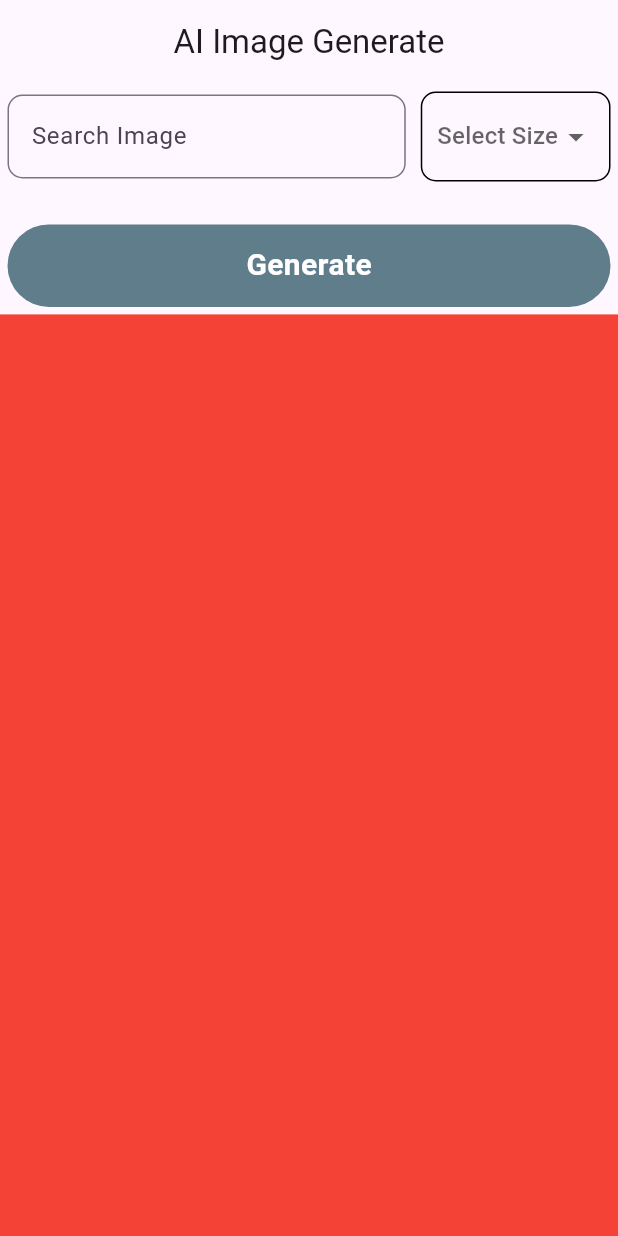
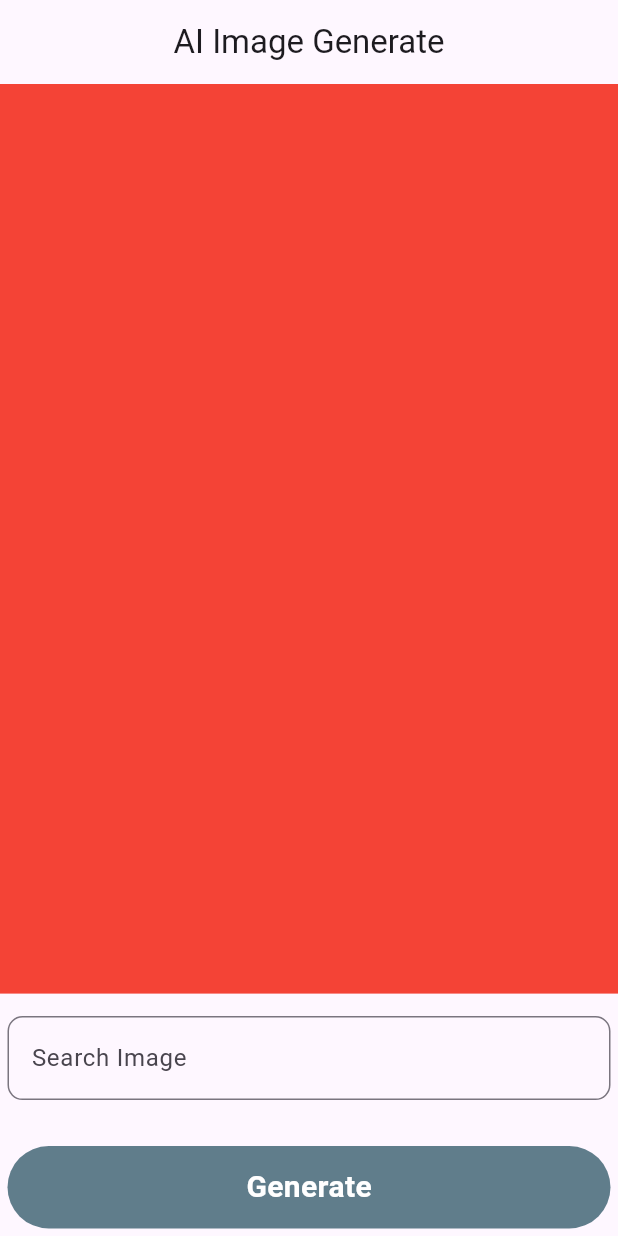
Before and after one commit to Shahabmustafa/ai_image_generate, a Flutter app: the screen it shows after launch, on a phone screen of 412 x 824 dp. Run offline on Flutter 3.47's test engine with Material 3 defaults, Android fonts, the phone set to English and light mode, and no system bars; missing offline and left inert: dart_openai.

Commit message:
change ui

```diff
--- a/lib/view/home_screen.dart
+++ b/lib/view/home_screen.dart
@@ -27,15 +27,21 @@ class _HomeScreenState extends State<HomeScreen> {
       body: Column(
         children: [
           Expanded(
+            flex: 4,
+            child: Container(
+              color: Colors.red,
+            ),
+          ),
+          SizedBox(
+            height: 10,
+          ),
+          Expanded(
             child: Container(
               padding: EdgeInsets.symmetric(horizontal: 5,vertical: 5),
               child: Column(
                 mainAxisAlignment: MainAxisAlignment.spaceBetween,
                 children: [
-                  Row(
-                    children: [
-                      Expanded(
-                        child: TextFormField(
+                  TextFormField(
                     controller: createImage,
                     decoration: InputDecoration(
                       hintText: "Search Image",
@@ -43,40 +49,6 @@ class _HomeScreenState extends State<HomeScreen> {
                         borderRadius: BorderRadius.circular(10),
                       ),
                     ),
-                        ),
-                      ),
-                      SizedBox(
-                        width: 10,
-                      ),
-                      Container(
-                        height: 60,
-                        padding: EdgeInsets.symmetric(horizontal: 10),
-                        decoration: BoxDecoration(
-                          borderRadius: BorderRadius.circular(10),
-                          border: Border.all(color: Colors.black),
-                        ),
-                        child: DropdownButtonHideUnderline(
-                          child: DropdownButton(
-                            value: dropValue,
-                            hint: Text("Select Size"),
-                            icon: Icon(Icons.arrow_drop_down),
-                            items: List.generate(
-                              size.length,
-                                  (index) => DropdownMenuItem(
-                                value: values[index],
-                                child: Text(size[index]),
-                              ),
-                            ),
-                            onChanged: (value){
-                              dropValue = value;
-                              setState(() {
-
-                              });
-                            },
-                          ),
-                        ),
-                      ),
-                    ],
                   ),
                   Consumer<GenerateImageController>(
                     builder: (context,value,child){
@@ -122,12 +94,6 @@ class _HomeScreenState extends State<HomeScreen> {
               ),
             ),
           ),
-          Expanded(
-            flex: 4,
-            child: Container(
-              color: Colors.red,
-            ),
-          ),
         ],
       ),
     );
```
Lines whose indentation alone changed are shown as unchanged.
